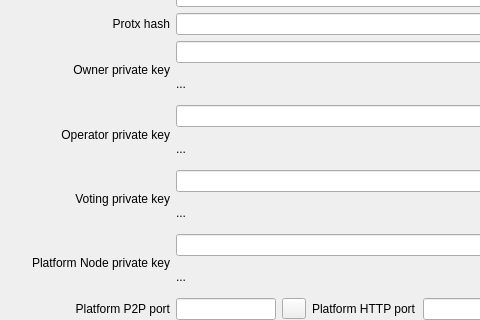
First picture: the form in src/ui/ui_masternode_details_wdg.ui, repository Bertrand256/dash-masternode-tool, before the edit; both pictures show x 0 to 480 and y 151 to 471 of the 700 by 471 pixel window.
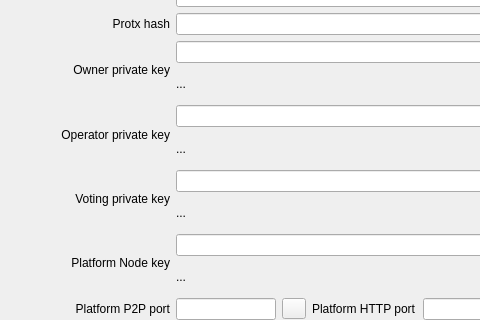
Second picture: the form after the edit.

What changed in the file:
```diff
--- a/src/ui/ui_masternode_details_wdg.ui
+++ b/src/ui/ui_masternode_details_wdg.ui
@@ -797,7 +797,7 @@
            </size>
           </property>
           <property name="text">
-           <string>Platform Node private key</string>
+           <string>Platform Node key</string>
           </property>
           <property name="alignment">
            <set>Qt::AlignRight|Qt::AlignTrailing|Qt::AlignVCenter</set>
```
Left out of the diff: 2 changed lines with no effect on the pictures.
